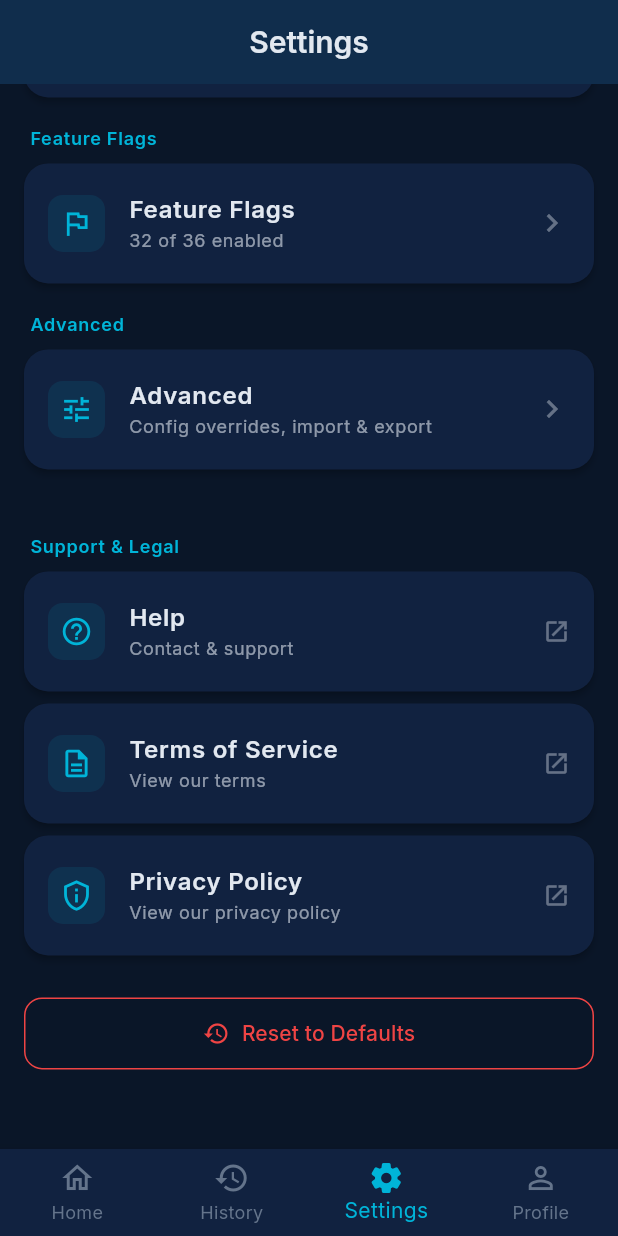
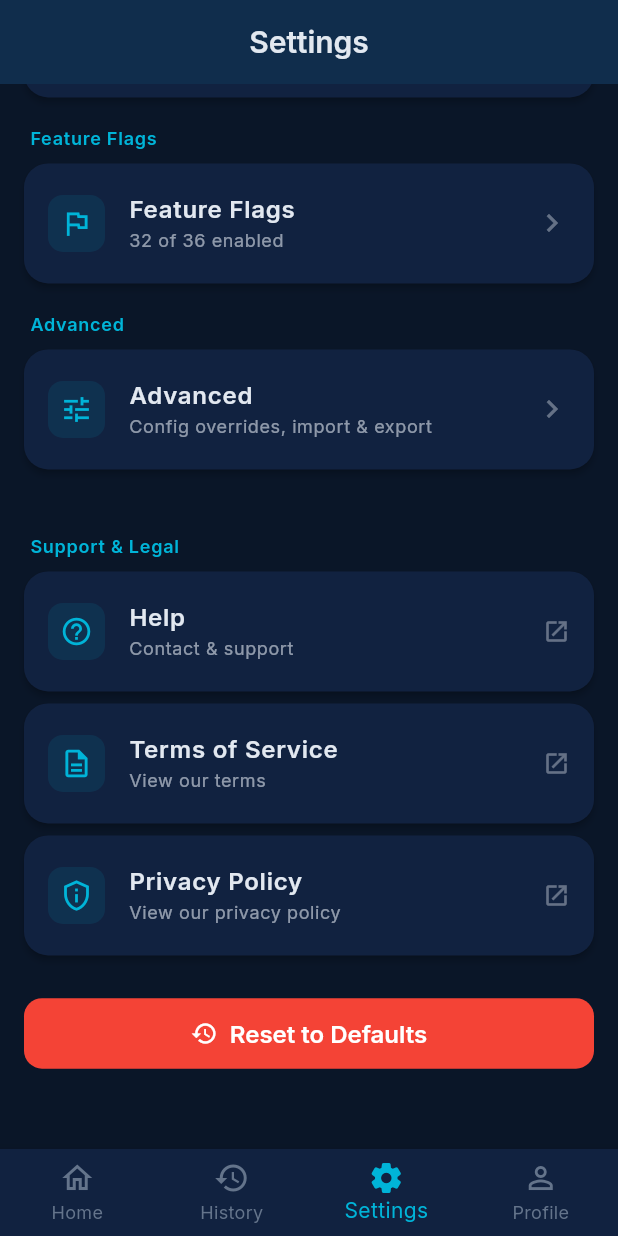
Before and after one commit to md-riaz/Jitsi-meet-app-flutter, a Flutter app: the SettingsScreen screen opened by its route, scrolled down 576 dp, on a phone screen of 412 x 824 dp. Run offline on Flutter 3.47's test engine with Material 3 defaults, Android fonts, the phone set to English and light mode, and no system bars; our stand-ins replace google_fonts, hive, hive_flutter, permission_handler, share_plus; missing offline and left inert: jitsi_meet_flutter_sdk; accounts and stored records are empty.

Commit message:
Fix extra intermediate page, reset button styling, and placeholder text
Co-authored-by: md-riaz <33659227+md-riaz@users.noreply.github.com>

```diff
--- a/lib/features/dashboard/widgets/join_meeting_sheet.dart
+++ b/lib/features/dashboard/widgets/join_meeting_sheet.dart
@@ -205,7 +205,7 @@ class _JoinMeetingSheetState extends State<JoinMeetingSheet> {
                 controller: _roomController,
                 decoration: const InputDecoration(
                   labelText: 'Room name or link',
-                  hintText: 'e.g. my-meeting or https://meet.jit.si/room',
+                  hintText: 'meeting-name or https://app.alorameet.com/meetingname',
                   prefixIcon: Icon(Icons.meeting_room_outlined),
                 ),
                 textInputAction: TextInputAction.next,
--- a/lib/features/settings/screens/settings_screen.dart
+++ b/lib/features/settings/screens/settings_screen.dart
@@ -233,12 +233,12 @@ class _SettingsScreenState extends State<SettingsScreen> {
           if (_matches('reset') || _searchQuery.isEmpty)
             Padding(
               padding: const EdgeInsets.symmetric(horizontal: 16),
-              child: OutlinedButton.icon(
+              child: ElevatedButton.icon(
                 icon: const Icon(Icons.restore),
                 label: const Text('Reset to Defaults'),
-                style: OutlinedButton.styleFrom(
-                  foregroundColor: theme.colorScheme.error,
-                  side: BorderSide(color: theme.colorScheme.error),
+                style: ElevatedButton.styleFrom(
+                  backgroundColor: Colors.red,
+                  foregroundColor: Colors.white,
                   padding: const EdgeInsets.symmetric(vertical: 14),
                   shape: RoundedRectangleBorder(
                     borderRadius: BorderRadius.circular(12),
```
Also changed, not shown: lib/features/dashboard/screens/dashboard_screen.dart (+13 -7 lines), lib/features/history/screens/history_screen.dart (+19 -0 lines).
